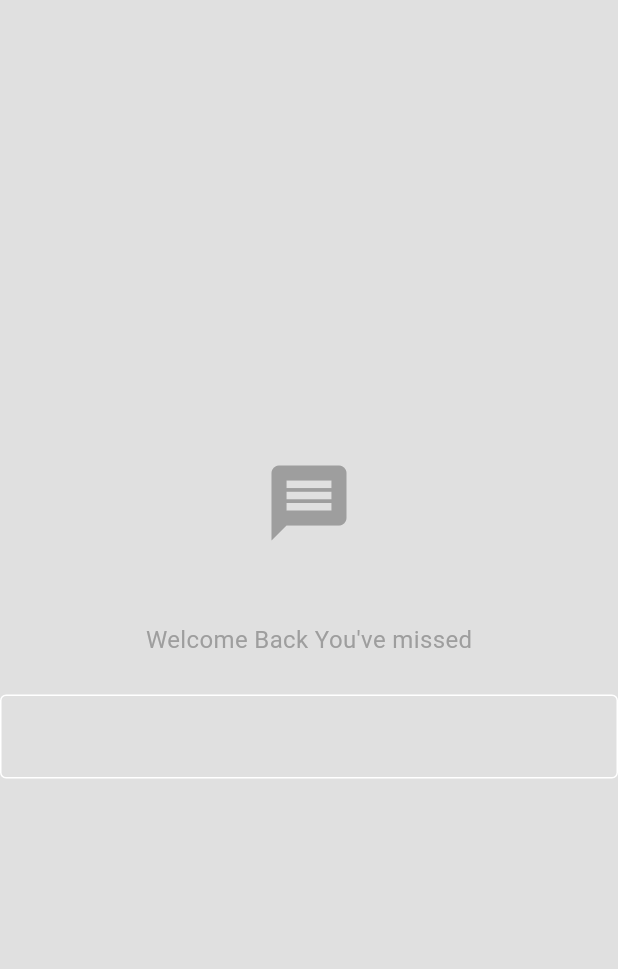
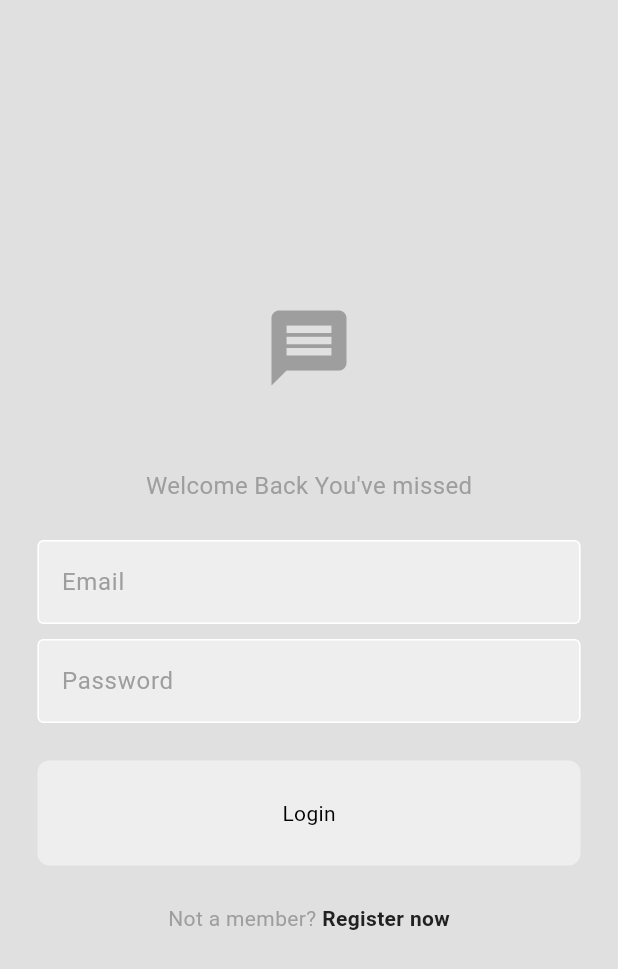
Before and after one commit to OnoPUNPUN/chat_app, a Flutter app: the screen it shows after launch, on a phone screen of 412 x 824 dp. Shown: the top 969 px of the screen. Run offline on Flutter 3.47's test engine with Material 3 defaults, Android fonts, the phone set to English and light mode, and no system bars.

Commit message:
completed login page(UI)

```diff
--- a/lib/screens/login_screen.dart
+++ b/lib/screens/login_screen.dart
@@ -1,8 +1,18 @@
+import 'package:chat_app/widgets/my_buttons.dart';
 import 'package:chat_app/widgets/my_textfeild.dart';
 import 'package:flutter/material.dart';
 
 class LoginScreen extends StatelessWidget {
-  const LoginScreen({super.key});
+
+  // Email & passowrd controller
+  final TextEditingController _emailTEcontroller = TextEditingController();
+  final TextEditingController _passwordTEcontroller = TextEditingController();
+
+
+  LoginScreen({super.key});
+
+  //login method
+  void login() {}
 
   @override
   Widget build(BuildContext context) {
@@ -33,13 +43,35 @@ class LoginScreen extends StatelessWidget {
 
             const SizedBox(height: 25,),
             // email textfeild
-            MyTextfeild(),
+            MyTextfeild(hintText: 'Email', obscureText: false, controller: _emailTEcontroller,),
+
+            const SizedBox(height: 10,),
 
             // password textfeild
+            MyTextfeild(hintText: 'Password', obscureText: true, controller: _passwordTEcontroller,),
+
+            const SizedBox(height: 25,),
 
             // login button
+            MyButtons(buttonTitle: 'Login', onTap: login,),
+
+            const SizedBox(height: 25,),
 
             // register now
+            Row(
+              mainAxisAlignment: MainAxisAlignment.center,
+              children: [
+                Text("Not a member?", style: TextStyle(
+                    color: Theme.of(context).colorScheme.primary,
+                  ),
+                ),
+                Text(" Register now", style: TextStyle(
+                    fontWeight: FontWeight.bold,
+                    color: Theme.of(context).colorScheme.inversePrimary,
+                  ),
+                ),
+              ],
+            ),
           ],
         ),
       ),
--- /dev/null
+++ b/lib/widgets/my_buttons.dart
@@ -0,0 +1,26 @@
+import 'package:flutter/material.dart';
+
+
+class MyButtons extends StatelessWidget {
+  final void Function()? onTap;
+  final String buttonTitle;
+  const MyButtons({super.key, required this.buttonTitle,required this.onTap});
+
+  @override
+  Widget build(BuildContext context) {
+    return GestureDetector(
+      onTap: onTap,
+      child: Container(
+        decoration: BoxDecoration(
+          color: Theme.of(context).colorScheme.secondary,
+          borderRadius: BorderRadius.circular(8)
+        ),
+        padding: const EdgeInsets.all(25.0),
+        margin: const EdgeInsets.symmetric(horizontal: 25.0),
+        child: Center(
+          child: Text(buttonTitle),
+        ),
+      ),
+    );
+  }
+}
--- a/lib/widgets/my_textfeild.dart
+++ b/lib/widgets/my_textfeild.dart
@@ -1,11 +1,18 @@
 import 'package:flutter/material.dart';
 
 class MyTextfeild extends StatelessWidget {
-  const MyTextfeild({super.key});
+  final String hintText;
+  final bool obscureText;
+  final TextEditingController controller;
+  const MyTextfeild({super.key, required this.hintText, required this.obscureText, required this.controller});
 
   @override
   Widget build(BuildContext context) {
-    return TextField(
+    return Padding(
+      padding: const EdgeInsets.symmetric(horizontal: 25.0),
+      child: TextField(
+        obscureText: obscureText,
+        controller: controller,
         decoration: InputDecoration(
           enabledBorder: OutlineInputBorder(
             borderSide: BorderSide(
@@ -16,7 +23,12 @@ class MyTextfeild extends StatelessWidget {
             borderSide: BorderSide(
               color: Theme.of(context).colorScheme.primary
             )
-        )
+          ),
+          fillColor: Theme.of(context).colorScheme.secondary,
+          filled: true,
+          hintText: hintText,
+          hintStyle: TextStyle(color: Theme.of(context).colorScheme.primary),
+        ),
       ),
     );
   }
```
Lines whose indentation alone changed are shown as unchanged.
